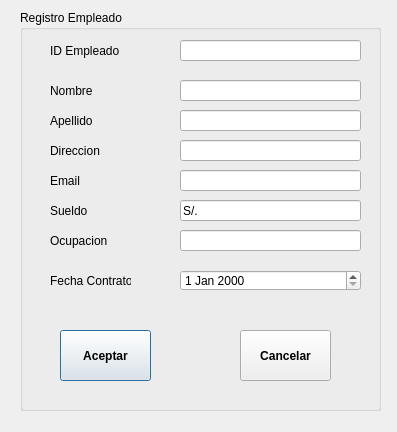
JeffersonFarCar/Sistema-de-Registro-de-Hotel, file Sistema_de_Registro_de_Hotel/gui_empleado.ui: the form before one commit.
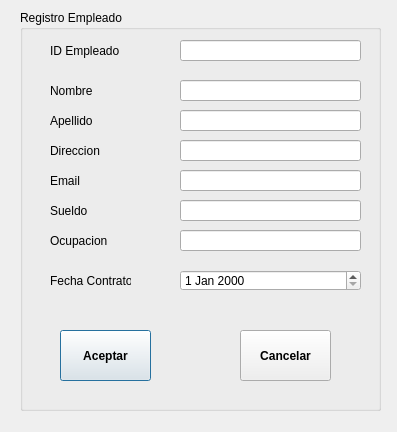
The form after the commit.

```diff
--- a/Sistema_de_Registro_de_Hotel/gui_empleado.ui
+++ b/Sistema_de_Registro_de_Hotel/gui_empleado.ui
@@ -105,12 +105,12 @@
      <rect>
       <x>30</x>
       <y>190</y>
-      <width>71</width>
+      <width>131</width>
       <height>21</height>
      </rect>
     </property>
     <property name="text">
-     <string>Sueldo</string>
+     <string>Sueldo                            S/.</string>
     </property>
    </widget>
    <widget class="QLabel" name="label_7">
@@ -189,7 +189,7 @@
      </rect>
     </property>
     <property name="text">
-     <string>S/.</string>
+     <string/>
     </property>
    </widget>
    <widget class="QLineEdit" name="lineEdit_ocupacionE">
```
